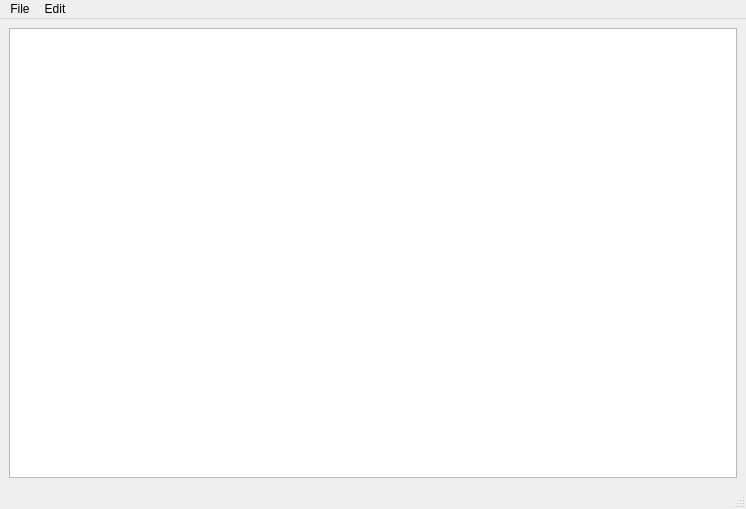
Above: src/EditorWindow.ui from citxx/Image-editor before the change. Below: the same form after it.
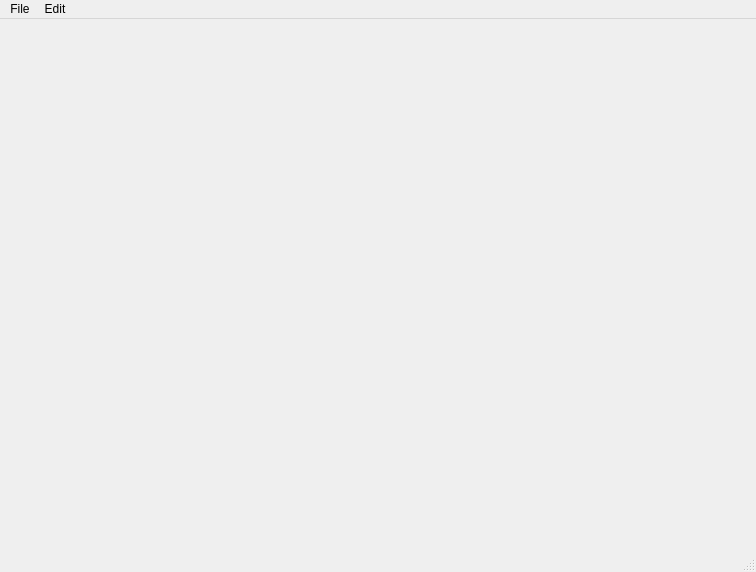
That is the form after the change.

Commit message: Standart QGraphicsView is replaced with ImageShowArea

What changed in the file:
```diff
--- a/src/EditorWindow.ui
+++ b/src/EditorWindow.ui
@@ -6,8 +6,8 @@
    <rect>
     <x>0</x>
     <y>0</y>
-    <width>746</width>
-    <height>509</height>
+    <width>756</width>
+    <height>572</height>
    </rect>
   </property>
   <property name="contextMenuPolicy">
@@ -17,18 +17,14 @@
    <string>Image editor</string>
   </property>
   <widget class="QWidget" name="centralwidget">
-   <layout class="QHBoxLayout" name="horizontalLayout_2">
-    <item>
-     <widget class="QGraphicsView" name="imageView"/>
-    </item>
-   </layout>
+   <layout class="QHBoxLayout" name="horizontalLayout_2"/>
   </widget>
   <widget class="QMenuBar" name="menubar">
    <property name="geometry">
     <rect>
      <x>0</x>
      <y>0</y>
-     <width>746</width>
+     <width>756</width>
      <height>25</height>
     </rect>
    </property>
```
The commit also changes 2 other files.
